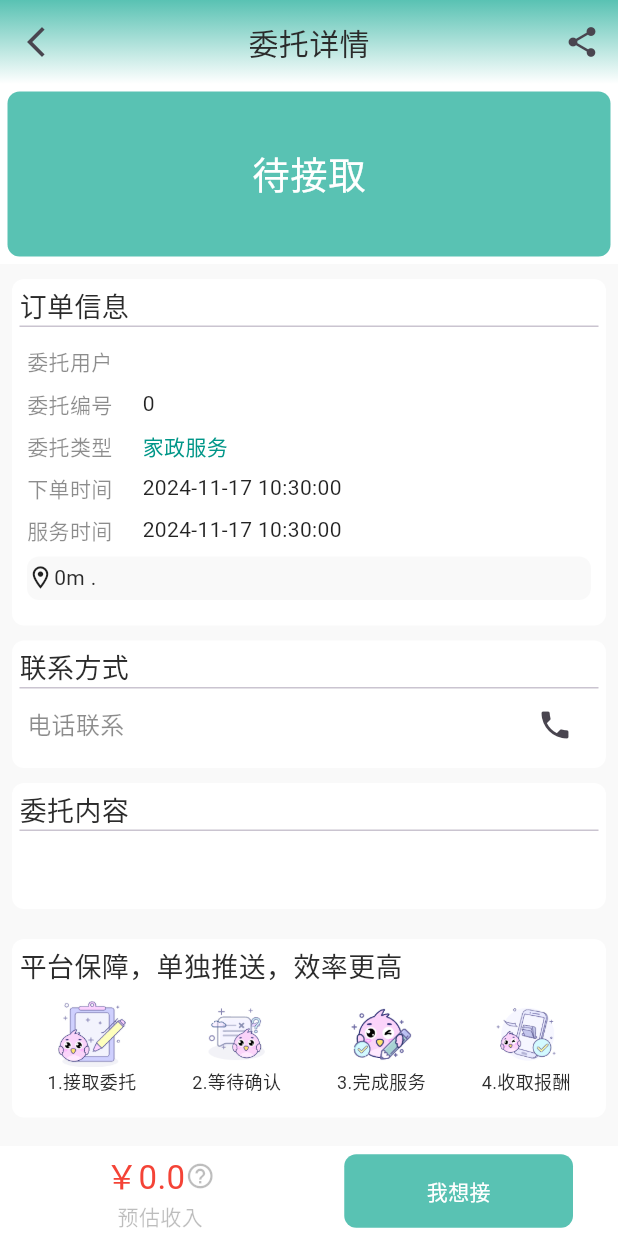
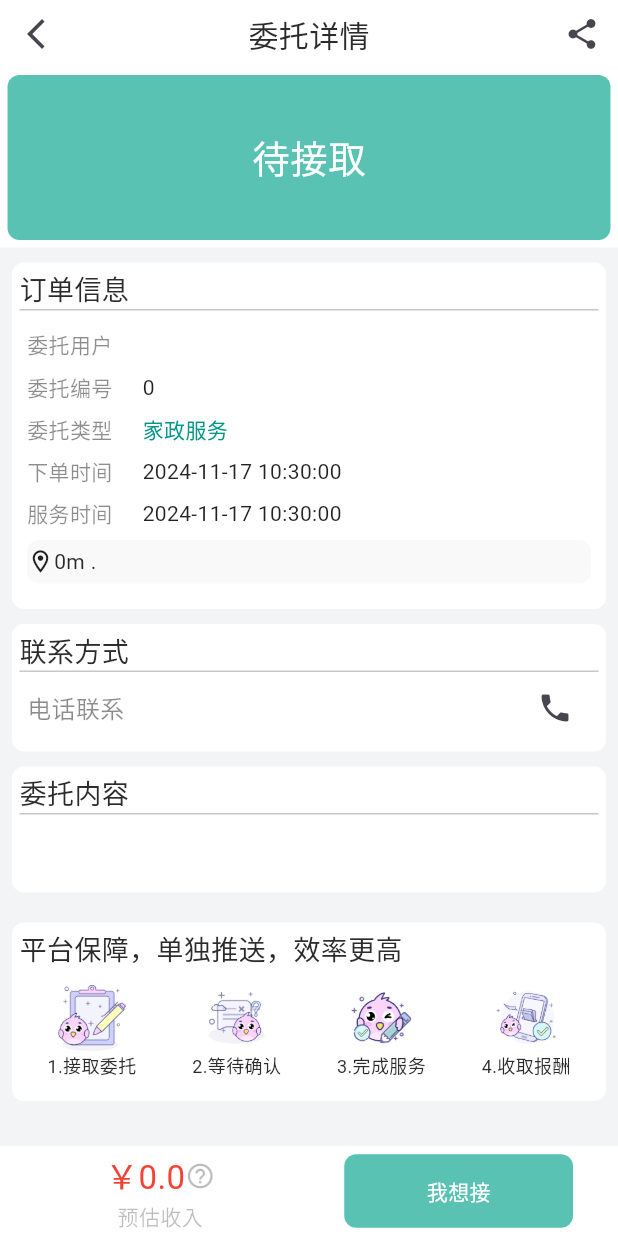
Before and after one commit to IHLZH/jiayuan, a Flutter app: the CommissionDetailPage screen opened directly with empty values, on a phone screen of 412 x 824 dp. Run offline on Flutter 3.47's test engine with Material 3 defaults, Android fonts, the phone set to English and light mode, and no system bars; drawn by our look-alikes of oktoast; our stand-ins replace cached_network_image, cookie_jar, dio, dio_cookie_manager, dotted_border, fl_chart and 7 more; missing offline and left inert: amap_flutter_base, amap_flutter_location, amap_flutter_map, dart:ffi, flustars, flutter_pickers; accounts and stored records are empty.

Commit message:
ui优化

```diff
--- a/lib/common_ui/styles/app_colors.dart
+++ b/lib/common_ui/styles/app_colors.dart
@@ -16,6 +16,7 @@ class AppColors {
 
   //偏灰背景色
   static const backgroundColor2 = Color(0xfff9f9f9);
+  static const backgroundColor3 = Color(0xfff3f4f6);
 
   //按钮红色背景
   static const redBtnColor = Color(0xFFFF3B3D);
--- a/lib/page/commission_page/detail/commission_detail_page.dart
+++ b/lib/page/commission_page/detail/commission_detail_page.dart
@@ -41,17 +41,18 @@ class _CommissionDetailPageState extends State<CommissionDetailPage>{
               return Scaffold(
                 resizeToAvoidBottomInset: false, // 禁止布局被键盘顶掉
                 appBar: PreferredSize(
-                    preferredSize: Size.fromHeight(kToolbarHeight),
+                    preferredSize: Size.fromHeight(45.0),
                     child: Container(
                         decoration: BoxDecoration(
-                          gradient: LinearGradient(
-                            colors: [
-                              AppColors.appColor, // 渐变起始颜色
-                              Colors.white,      // 渐变结束颜色
-                            ],
-                            begin: Alignment.topCenter,
-                            end: Alignment.bottomCenter,
-                          ),
+                          color: Colors.white
+                          // gradient: LinearGradient(
+                          //   colors: [
+                          //     AppColors.appColor, // 渐变起始颜色
+                          //     Colors.white,      // 渐变结束颜色
+                          //   ],
+                          //   begin: Alignment.topCenter,
+                          //   end: Alignment.bottomCenter,
+                          // ),
                         ),
                         child: Container(
                           height: 200.h,
@@ -87,7 +88,7 @@ class _CommissionDetailPageState extends State<CommissionDetailPage>{
                   child: Container(
                     //padding: EdgeInsets.symmetric(vertical: 10, horizontal: 10),
                       decoration: BoxDecoration(
-                          color: AppColors.backgroundColor2
+                          color: AppColors.backgroundColor3
                       ),
                       child: Column(
                         children: [
--- a/lib/repository/api/identity_api.dart
+++ b/lib/repository/api/identity_api.dart
@@ -21,7 +21,7 @@ class IdentityApi{
 
   String IdCardBackAuthPath = "/thirdnode/ImageAI/idcardbackrecongnition";
 
-  String appCode = "ad39e2a665a04127a665de70ab1a6c2d";
+  String appCode = "b5320fa7a56b4d7a96c36525bb051be2";
 
   final _defaultTimeout = const Duration(seconds: 30);
 
```
